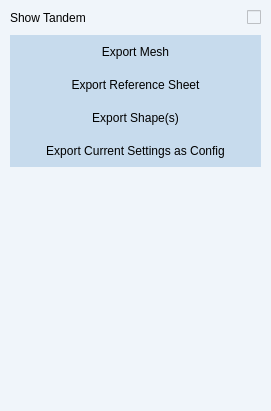
This is src/windows/ui/export_view.ui in brachify/brachify as Qt 5 draws it before an edit. The edited form follows.
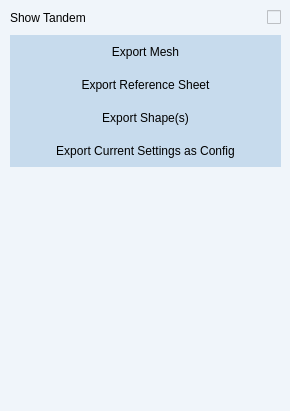
This is the edited form.

The edit to the form file:
```diff
--- a/src/windows/ui/export_view.ui
+++ b/src/windows/ui/export_view.ui
@@ -6,7 +6,7 @@
    <rect>
     <x>0</x>
     <y>0</y>
-    <width>271</width>
+    <width>290</width>
     <height>411</height>
    </rect>
   </property>
@@ -24,19 +24,19 @@
     <rect>
      <x>0</x>
      <y>0</y>
-     <width>271</width>
+     <width>290</width>
      <height>411</height>
     </rect>
    </property>
    <property name="minimumSize">
     <size>
-     <width>0</width>
+     <width>290</width>
      <height>0</height>
     </size>
    </property>
    <property name="maximumSize">
     <size>
-     <width>271</width>
+     <width>290</width>
      <height>411</height>
     </size>
    </property>
@@ -52,7 +52,7 @@
     <rect>
      <x>0</x>
      <y>0</y>
-     <width>271</width>
+     <width>291</width>
      <height>411</height>
     </rect>
    </property>
```
